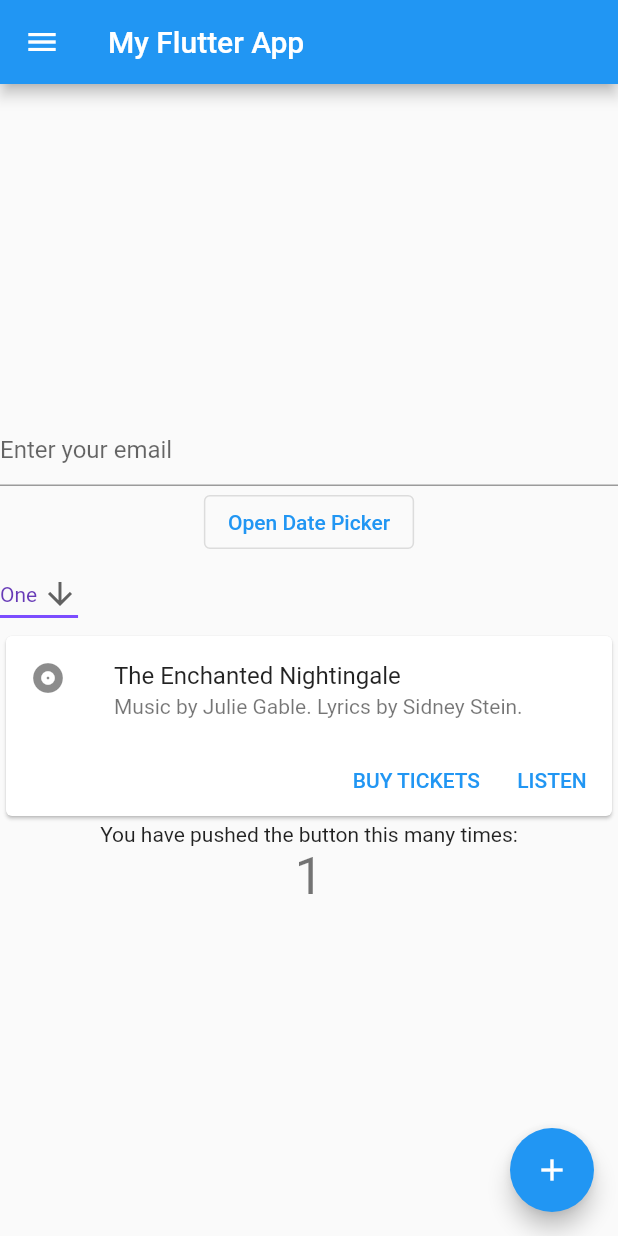
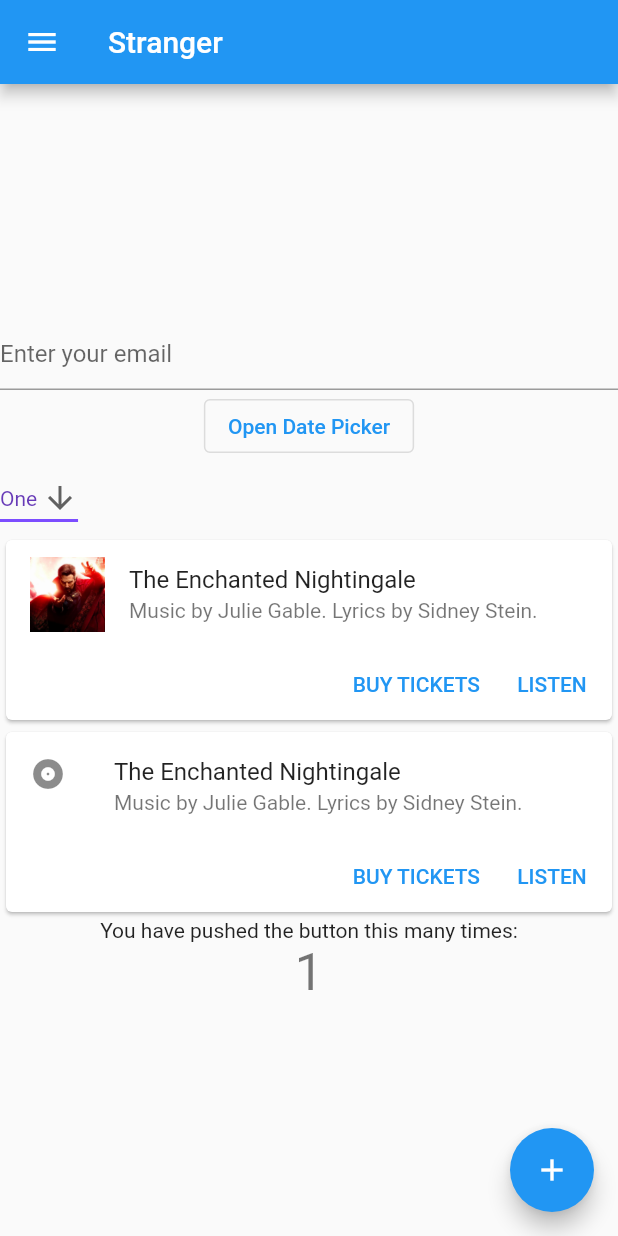
Before and after one commit to Zufiqqar/Grab_HackForGood, a Flutter app: the screen it shows after launch, after a tap on the "add" icon, on a phone screen of 412 x 824 dp. Run offline on Flutter 3.47's test engine with Material 2 defaults, Android fonts, the phone set to English and light mode, and no system bars.

Commit message:
added some separated components, widgets and pages

```diff
--- /dev/null
+++ b/stranger/lib/generic_component.dart/user_component.dart
@@ -0,0 +1,40 @@
+import 'package:flutter/material.dart';
+
+class UserCard extends StatelessWidget {
+  const UserCard({Key? key}) : super(key: key);
+  @override
+  Widget build(BuildContext context) {
+    return Center(
+      child: Card(
+        child: Column(
+          mainAxisSize: MainAxisSize.min,
+          children: <Widget>[
+            const ListTile(
+              leading: Image(
+                  width: 50,
+                  height: 50,
+                  image: AssetImage('image/drstrange.jpg')),
+              title: Text('The Enchanted Nightingale'),
+              subtitle: Text('Music by Julie Gable. Lyrics by Sidney Stein.'),
+            ),
+            Row(
+              mainAxisAlignment: MainAxisAlignment.end,
+              children: <Widget>[
+                TextButton(
+                  child: const Text('BUY TICKETS'),
+                  onPressed: () {/* ... */},
+                ),
+                const SizedBox(width: 8),
+                TextButton(
+                  child: const Text('LISTEN'),
+                  onPressed: () {/* ... */},
+                ),
+                const SizedBox(width: 8),
+              ],
+            ),
+          ],
+        ),
+      ),
+    );
+  }
+}
--- a/stranger/lib/main.dart
+++ b/stranger/lib/main.dart
@@ -1,13 +1,12 @@
 import 'package:flutter/material.dart';
-import 'package:redux/redux.dart';
-import './model/cosnt.dart';
+// import 'package:redux/redux.dart';
+// import './model/cosnt.dart';
 
-//testing Component
-import './input_component/textfield_form_component.dart';
-import './input_component/calendar_form_component.dart';
-import './generic_component.dart/notification_component.dart';
-import './input_component/form_parent_component.dart';
-import './input_component/dropdownfield_form_component.dart';
+import 'public_schedules_page.dart';
+import 'test_page.dart';
+import 'my_notifications_page.dart';
+import 'create_schedule_page.dart';
+import 'account_settings_page.dart';
 
 void main() {
   runApp(const MyApp());
@@ -33,109 +32,18 @@ class MyApp extends StatelessWidget {
         // is not restarted.
         primarySwatch: Colors.blue,
       ),
-      home: const MyHomePage(title: "My Flutter App"),
+      //home: const MyHomePage(title: "My Flutter App"),
+      initialRoute: '/publicSchedules',
+      routes: <String, WidgetBuilder>{
+        '/publicSchedules': (BuildContext context) =>
+            const PublicSchedulesPage(),
+        '/mySchedules': (BuildContext context) => const MyTestPage(),
+        '/myNotifications': (BuildContext context) =>
+            const MyNotificationsPage(),
+        '/createSchedule': (BuildContext context) => const CreateSchedulePage(),
+        '/accountSettings': (BuildContext context) =>
+            const AccountSettingsPage()
+      },
     );
   }
 }
-
-class MyHomePage extends StatefulWidget {
-  const MyHomePage({Key? key, required this.title}) : super(key: key);
-
-  // This widget is the home page of your application. It is stateful, meaning
-  // that it has a State object (defined below) that contains fields that affect
-  // how it looks.
-
-  // This class is the configuration for the state. It holds the values (in this
-  // case the title) provided by the parent (in this case the App widget) and
-  // used by the build method of the State. Fields in a Widget subclass are
-  // always marked "final".
-
-  final String title;
-
-  @override
-  State<MyHomePage> createState() => _MyHomePageState();
-}
-
-class _MyHomePageState extends State<MyHomePage> {
-  int _counter = 0;
-
-  void _incrementCounter() {
-    setState(() {
-      // This call to setState tells the Flutter framework that something has
-      // changed in this State, which causes it to rerun the build method below
-      // so that the display can reflect the updated values. If we changed
-      // _counter without calling setState(), then the build method would not be
-      // called again, and so nothing would appear to happen.
-      _counter++;
-    });
-  }
-
-  @override
-  Widget build(BuildContext context) {
-    // This method is rerun every time setState is called, for instance as done
-    // by the _incrementCounter method above.
-    //
-    // The Flutter framework has been optimized to make rerunning build methods
-    // fast, so that you can just rebuild anything that needs updating rather
-    // than having to individually change instances of widgets.
-    return Scaffold(
-      appBar: AppBar(
-        // Here we take the value from the MyHomePage object that was created by
-        // the App.build method, and use it to set our appbar title.
-        title: Text(widget.title),
-      ),
-      drawer: Drawer(
-          child: Column(
-              mainAxisAlignment: MainAxisAlignment.start,
-              children: const [
-            SizedBox(height: 100),
-            Text("drawer test"),
-            SizedBox(height: 10),
-            Text("drawer test"),
-            SizedBox(height: 10),
-            Text("drawer test")
-          ])),
-      body: Center(
-        // Center is a layout widget. It takes a single child and positions it
-        // in the middle of the parent.
-        child: Column(
-          // Column is also a layout widget. It takes a list of children and
-          // arranges them vertically. By default, it sizes itself to fit its
-          // children horizontally, and tries to be as tall as its parent.
-          //
-          // Invoke "debug painting" (press "p" in the console, choose the
-          // "Toggle Debug Paint" action from the Flutter Inspector in Android
-          // Studio, or the "Toggle Debug Paint" command in Visual Studio Code)
-          // to see the wireframe for each widget.
-          //
-          // Column has various properties to control how it sizes itself and
-          // how it positions its children. Here we use mainAxisAlignment to
-          // center the children vertically; the main axis here is the vertical
-          // axis because Columns are vertical (the cross axis would be
-          // horizontal).
-          mainAxisAlignment: MainAxisAlignment.center,
-          children: <Widget>[
-            const FormParent(children: [
-              TextFieldForm(),
-              CalendarForm(restorationId: 'main'),
-              DropdownFieldForm()
-            ]),
-            const NotificationCard(),
-            const Text(
-              'You have pushed the button this many times:',
-            ),
-            Text(
-              '$_counter',
-              style: Theme.of(context).textTheme.headline4,
-            ),
-          ],
-        ),
-      ),
-      floatingActionButton: FloatingActionButton(
-        onPressed: _incrementCounter,
-        tooltip: 'Increment',
-        child: const Icon(Icons.add),
-      ), // This trailing comma makes auto-formatting nicer for build methods.
-    );
-  }
-}
--- /dev/null
+++ b/stranger/lib/navigation_drawer.dart
@@ -0,0 +1,50 @@
+import 'package:flutter/material.dart';
+
+class NavigationDrawer extends StatelessWidget {
+  const NavigationDrawer({Key? key}) : super(key: key);
+  @override
+  Widget build(BuildContext context) {
+    return Drawer(
+        child: Column(mainAxisAlignment: MainAxisAlignment.start, children: [
+      const SizedBox(height: 100),
+      TextButton(
+        child: const Text("Public Schedules"),
+        onPressed: () {
+          Navigator.of(context).pop();
+          Navigator.of(context).pushReplacementNamed('/publicSchedules');
+        },
+      ),
+      const SizedBox(height: 8),
+      TextButton(
+        child: const Text("My Schedules"),
+        onPressed: () {
+          Navigator.of(context).pop();
+          Navigator.of(context).pushReplacementNamed('/mySchedules');
+        },
+      ),
+      const SizedBox(height: 8),
+      TextButton(
+          child: const Text("My Notifications"),
+          onPressed: () {
+            Navigator.of(context).pop();
+            Navigator.of(context).pushReplacementNamed('/myNotifications');
+          }),
+      const SizedBox(height: 8),
+      TextButton(
+        child: const Text("Host A Schedule"),
+        onPressed: () {
+          Navigator.of(context).pop();
+          Navigator.of(context).pushReplacementNamed('/createSchedule');
+        },
+      ),
+      const SizedBox(height: 8),
+      TextButton(
+        child: const Text("Settings"),
+        onPressed: () {
+          Navigator.of(context).pop();
+          Navigator.of(context).pushReplacementNamed('/accountSettings');
+        },
+      ),
+    ]));
+  }
+}
--- /dev/null
+++ b/stranger/lib/public_schedules_page.dart
@@ -0,0 +1,82 @@
+import 'package:flutter/material.dart';
+
+//Component Test
+import './input_component/textfield_form_component.dart';
+import './input_component/calendar_form_component.dart';
+import './generic_component.dart/notification_component.dart';
+import './input_component/form_parent_component.dart';
+import './input_component/dropdownfield_form_component.dart';
+import './generic_component.dart/user_component.dart';
+
+import './navigation_drawer.dart';
+
+class PublicSchedulesPage extends StatefulWidget {
+  const PublicSchedulesPage({Key? key}) : super(key: key);
+
+  @override
+  State<PublicSchedulesPage> createState() => _PublicSchedulesPageState();
+}
+
+class _PublicSchedulesPageState extends State<PublicSchedulesPage> {
+  int _counter = 0;
+
+  void _incrementCounter() {
+    setState(() {
+      _counter++;
+    });
+  }
+
+  @override
+  Widget build(BuildContext context) {
+    return Scaffold(
+      appBar: AppBar(
+        // Here we take the value from the MyHomePage object that was created by
+        // the App.build method, and use it to set our appbar title.
+        title: const Text("Stranger"),
+      ),
+      drawer: const NavigationDrawer(),
+      body: Center(
+        // Center is a layout widget. It takes a single child and positions it
+        // in the middle of the parent.
+        child: Column(
+          // Column is also a layout widget. It takes a list of children and
+          // arranges them vertically. By default, it sizes itself to fit its
+          // children horizontally, and tries to be as tall as its parent.
+          //
+          // Invoke "debug painting" (press "p" in the console, choose the
+          // "Toggle Debug Paint" action from the Flutter Inspector in Android
+          // Studio, or the "Toggle Debug Paint" command in Visual Studio Code)
+          // to see the wireframe for each widget.
+          //
+          // Column has various properties to control how it sizes itself and
+          // how it positions its children. Here we use mainAxisAlignment to
+          // center the children vertically; the main axis here is the vertical
+          // axis because Columns are vertical (the cross axis would be
+          // horizontal).
+          mainAxisAlignment: MainAxisAlignment.center,
+          children: <Widget>[
+            const FormParent(children: [
+              TextFieldForm(),
+              CalendarForm(restorationId: 'main'),
+              DropdownFieldForm()
+            ]),
+            const UserCard(),
+            const NotificationCard(),
+            const Text(
+              'You have pushed the button this many times:',
+            ),
+            Text(
+              '$_counter',
+              style: Theme.of(context).textTheme.headline4,
+            ),
+          ],
+        ),
+      ),
+      floatingActionButton: FloatingActionButton(
+        onPressed: _incrementCounter,
+        tooltip: 'Increment',
+        child: const Icon(Icons.add),
+      ), // This trailing comma makes auto-formatting nicer for build methods.
+    );
+  }
+}
```
Also changed, not shown: stranger/lib/account_settings_page.dart (added, +93 -0 lines), stranger/lib/create_schedule_page.dart (added, +100 -0 lines), stranger/lib/my_notifications_page.dart (added, +63 -0 lines), stranger/lib/test_page.dart (added, +82 -0 lines).
